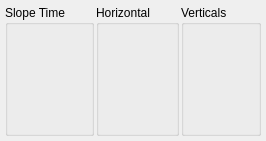
Old version of the form contrib/agilent/libs/acqrswidgets/ap240form.ui in the repository qtplatz/qtplatz.
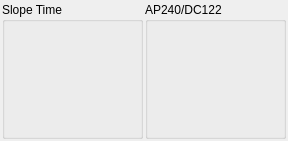
New version of the form.

```diff
--- a/contrib/agilent/libs/acqrswidgets/ap240form.ui
+++ b/contrib/agilent/libs/acqrswidgets/ap240form.ui
@@ -6,7 +6,7 @@
    <rect>
     <x>0</x>
     <y>0</y>
-    <width>266</width>
+    <width>288</width>
     <height>141</height>
    </rect>
   </property>
@@ -18,16 +18,16 @@
     <number>2</number>
    </property>
    <property name="leftMargin">
-    <number>5</number>
+    <number>2</number>
    </property>
    <property name="topMargin">
-    <number>5</number>
+    <number>2</number>
    </property>
    <property name="rightMargin">
-    <number>5</number>
+    <number>2</number>
    </property>
    <property name="bottomMargin">
-    <number>5</number>
+    <number>2</number>
    </property>
    <item>
     <widget class="QGroupBox" name="groupBox_2">
@@ -36,17 +36,10 @@
      </property>
     </widget>
    </item>
-   <item>
-    <widget class="QGroupBox" name="groupBox_4">
-     <property name="title">
-      <string>Horizontal</string>
-     </property>
-    </widget>
-   </item>
    <item>
     <widget class="QGroupBox" name="groupBox_3">
      <property name="title">
-      <string>Verticals</string>
+      <string>AP240/DC122</string>
      </property>
     </widget>
    </item>
```
